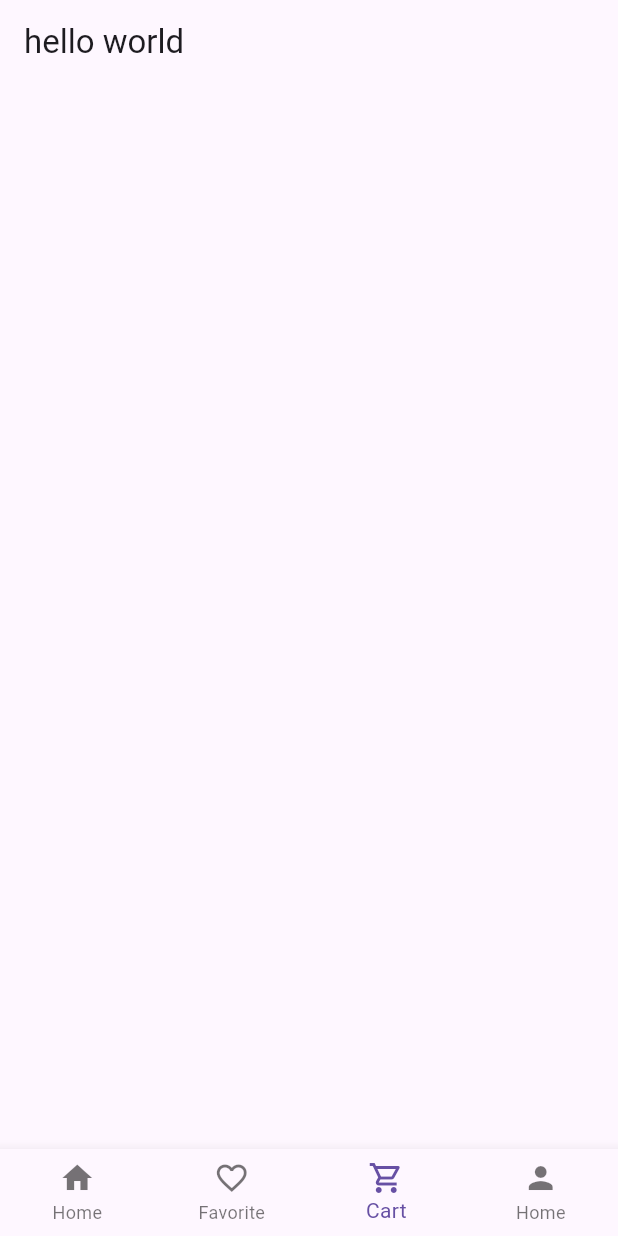
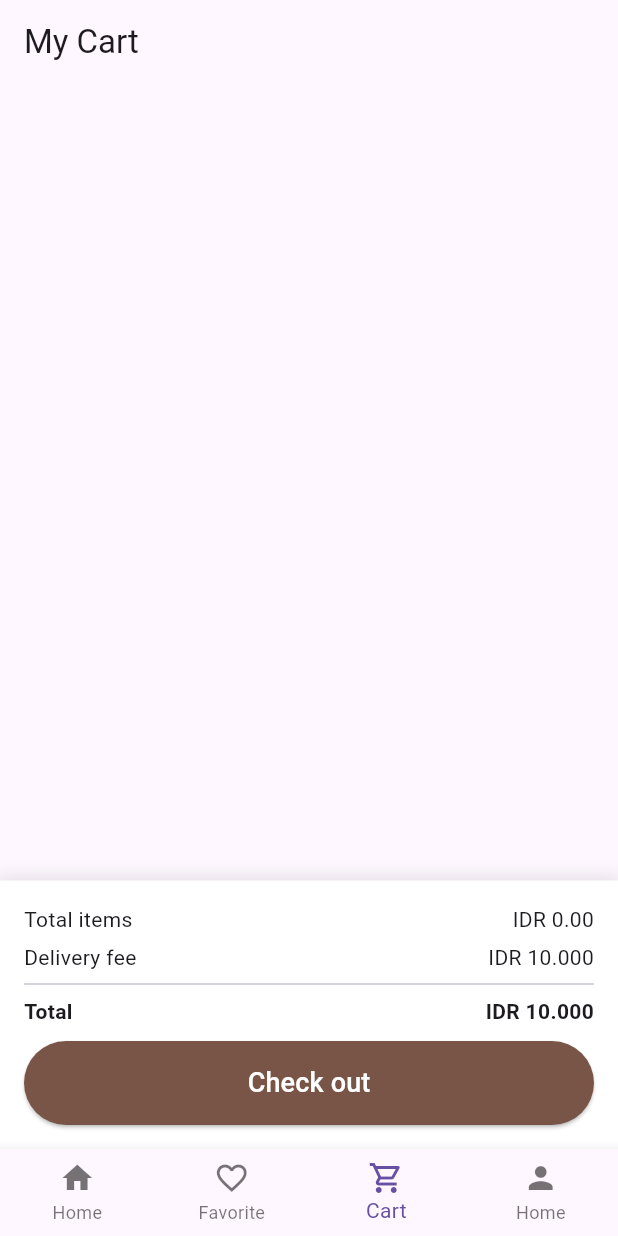
Before and after one commit to Pheung-Phya/time6-7, a Flutter app: the screen it shows after launch, item 3 of the bottom bar chosen, on a phone screen of 412 x 824 dp. Run offline on Flutter 3.47's test engine with Material 3 defaults, Android fonts, the phone set to English and light mode, and no system bars; network calls fail.

Commit message:
most complete

```diff
--- /dev/null
+++ b/lib/app2/controller/cart_controller.dart
@@ -0,0 +1,5 @@
+import 'package:time6_7/app2/model/shop.dart';
+
+class CartController {
+  static List<Shop> cart = [];
+}
--- a/lib/app2/model/like.dart
+++ /dev/null
@@ -1,4 +0,0 @@
-enum LikeEnum {
-  favorite,
-  normal,
-}
--- a/lib/app2/model/shop.dart
+++ b/lib/app2/model/shop.dart
@@ -8,6 +8,7 @@ enum Category {
 class Shop {
   final int id;
   final String name;
+  int qty;
   final String description;
   final double price;
   final List<String> size;
@@ -21,5 +22,6 @@ class Shop {
       required this.price,
       required this.size,
       required this.image,
-      required this.category});
+      required this.category,
+      this.qty = 1});
 }
--- a/lib/app2/pages/card_product.dart
+++ b/lib/app2/pages/card_product.dart
@@ -1,21 +1,139 @@
 import 'package:flutter/material.dart';
-import 'package:time6_7/app2/controller/like_controller.dart';
+import 'package:time6_7/app2/controller/cart_controller.dart';
 import 'package:time6_7/app2/model/shop.dart';
-import 'package:time6_7/app2/pages/details.dart';
 
-class CardProduct extends StatefulWidget {
-  const CardProduct({super.key});
+class CartProduct extends StatefulWidget {
+  const CartProduct({super.key});
 
   @override
-  State<CardProduct> createState() => _CardProductState();
+  State<CartProduct> createState() => _CartPageState();
 }
 
-class _CardProductState extends State<CardProduct> {
+class _CartPageState extends State<CartProduct> {
+  List<Shop> list = [];
+
+  @override
+  void initState() {
+    super.initState();
+    setState(() {
+      list = CartController.cart;
+    });
+  }
+
   @override
   Widget build(BuildContext context) {
     return Scaffold(
-      appBar: AppBar(
-        title: Text("hello world"),
+      appBar: AppBar(title: const Text("My Cart")),
+      body: Column(
+        children: [
+          Expanded(
+            child: ListView.builder(
+              itemCount: list.length,
+              itemBuilder: (context, index) {
+                return Card(
+                  margin:
+                      const EdgeInsets.symmetric(horizontal: 10, vertical: 5),
+                  child: ListTile(
+                    leading: Image.asset(list[index].image,
+                        width: 60, height: 60, fit: BoxFit.cover),
+                    title: Text(list[index].name),
+                    subtitle:
+                        Text("IDR ${list[index].price.toStringAsFixed(3)}"),
+                    trailing: Row(
+                      mainAxisSize: MainAxisSize.min,
+                      children: [
+                        IconButton(
+                          icon: const Icon(Icons.remove),
+                          onPressed: () {
+                            setState(() {
+                              if (list[index].qty > 1) {
+                                list[index].qty = list[index].qty - 1;
+                              } else {
+                                CartController.cart.removeAt(index);
+                              }
+                            });
+                          },
+                        ),
+                        Text(list[index].qty.toString()),
+                        IconButton(
+                          icon: const Icon(Icons.add),
+                          onPressed: () {
+                            setState(() {
+                              list[index].qty = list[index].qty + 1;
+                            });
+                          },
+                        ),
+                        IconButton(
+                          icon: const Icon(Icons.delete, color: Colors.red),
+                          onPressed: () {
+                            setState(() {
+                              CartController.cart.removeAt(index);
+                            });
+                          },
+                        ),
+                      ],
+                    ),
+                  ),
+                );
+              },
+            ),
+          ),
+          Container(
+            padding: const EdgeInsets.all(16),
+            decoration: const BoxDecoration(
+              color: Colors.white,
+              boxShadow: [
+                BoxShadow(
+                    color: Colors.black12, blurRadius: 10, spreadRadius: 2)
+              ],
+            ),
+            child: Column(
+              crossAxisAlignment: CrossAxisAlignment.start,
+              children: [
+                Row(
+                  mainAxisAlignment: MainAxisAlignment.spaceBetween,
+                  children: [
+                    const Text("Total items"),
+                    Text(
+                        "IDR ${list.fold(0.0, (sum, item) => sum + (item.qty * item.price)).toStringAsFixed(2)}"),
+                  ],
+                ),
+                const SizedBox(height: 5),
+                const Row(
+                  mainAxisAlignment: MainAxisAlignment.spaceBetween,
+                  children: [
+                    Text("Delivery fee"),
+                    Text("IDR 10.000"),
+                  ],
+                ),
+                const Divider(),
+                Row(
+                  mainAxisAlignment: MainAxisAlignment.spaceBetween,
+                  children: [
+                    const Text("Total",
+                        style: TextStyle(fontWeight: FontWeight.bold)),
+                    Text(
+                        "IDR ${(list.fold(0.0, (sum, item) => sum + (item.qty * item.price)) + 10).toStringAsFixed(3)}",
+                        style: const TextStyle(fontWeight: FontWeight.bold)),
+                  ],
+                ),
+                const SizedBox(height: 10),
+                SizedBox(
+                  width: double.infinity,
+                  child: ElevatedButton(
+                    style: ElevatedButton.styleFrom(
+                      backgroundColor: Colors.brown,
+                      padding: const EdgeInsets.symmetric(vertical: 15),
+                    ),
+                    onPressed: () {},
+                    child: const Text("Check out",
+                        style: TextStyle(color: Colors.white, fontSize: 18)),
+                  ),
+                ),
+              ],
+            ),
+          )
+        ],
       ),
     );
   }
--- a/lib/app2/pages/home_page.dart
+++ b/lib/app2/pages/home_page.dart
@@ -13,7 +13,7 @@ class HomePage extends StatefulWidget {
 
 class _HomePageState extends State<HomePage> {
   int index = 0;
-  var _WidgetList = [ShopPage(), LikePage(), CardProduct(), Profile()];
+  var _WidgetList = [ShopPage(), LikePage(), CartProduct(), Profile()];
 
   @override
   Widget build(BuildContext context) {
```
Also changed, not shown: lib/app2/pages/card.dart (deleted, +0 -148 lines), lib/app2/pages/details.dart (+28 -17 lines).
